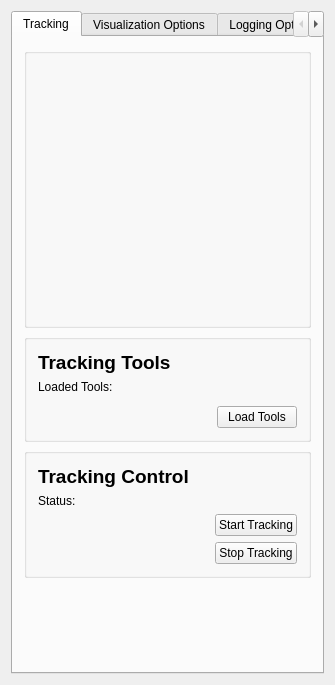
The window that Modules/Bundles/org.mitk.gui.qt.igttrackingtoolbox/src/internal/QmitkMITKIGTTrackingToolboxViewControls.ui (MITK/MITK) describes before a commit, drawn with Qt 5.
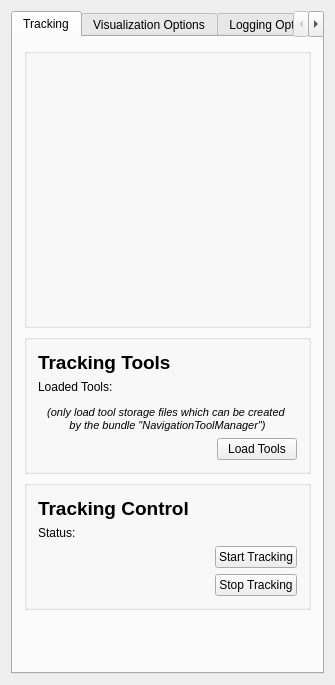
The same window after the commit. Custom widgets are drawn as their Qt base class.

Diff of the .ui file:
```diff
--- a/Modules/Bundles/org.mitk.gui.qt.igttrackingtoolbox/src/internal/QmitkMITKIGTTrackingToolboxViewControls.ui
+++ b/Modules/Bundles/org.mitk.gui.qt.igttrackingtoolbox/src/internal/QmitkMITKIGTTrackingToolboxViewControls.ui
@@ -81,6 +81,21 @@
           <item>
            <widget class="QmitkToolTrackingStatusWidget" name="m_TrackingToolsStatusWidget" native="true"/>
           </item>
+          <item>
+           <widget class="QLabel" name="label_4">
+            <property name="text">
+             <string>&lt;!DOCTYPE HTML PUBLIC &quot;-//W3C//DTD HTML 4.0//EN&quot; &quot;http://www.w3.org/TR/REC-html40/strict.dtd&quot;&gt;
+&lt;html&gt;&lt;head&gt;&lt;meta name=&quot;qrichtext&quot; content=&quot;1&quot; /&gt;&lt;style type=&quot;text/css&quot;&gt;
+p, li { white-space: pre-wrap; }
+&lt;/style&gt;&lt;/head&gt;&lt;body style=&quot; font-family:'MS Shell Dlg 2'; font-size:8.25pt; font-weight:400; font-style:normal;&quot;&gt;
+&lt;p align=&quot;center&quot; style=&quot; margin-top:0px; margin-bottom:0px; margin-left:0px; margin-right:0px; -qt-block-indent:0; text-indent:0px;&quot;&gt;&lt;span style=&quot; font-size:8pt; font-style:italic;&quot;&gt;(only load tool storage files which can be created &lt;/span&gt;&lt;/p&gt;
+&lt;p align=&quot;center&quot; style=&quot; margin-top:0px; margin-bottom:0px; margin-left:0px; margin-right:0px; -qt-block-indent:0; text-indent:0px;&quot;&gt;&lt;span style=&quot; font-size:8pt; font-style:italic;&quot;&gt;by the bundle &amp;quot;NavigationToolManager&amp;quot;)&lt;/span&gt;&lt;/p&gt;&lt;/body&gt;&lt;/html&gt;</string>
+            </property>
+            <property name="alignment">
+             <set>Qt::AlignJustify|Qt::AlignVCenter</set>
+            </property>
+           </widget>
+          </item>
           <item>
            <layout class="QHBoxLayout" name="horizontalLayout">
             <item>
```
